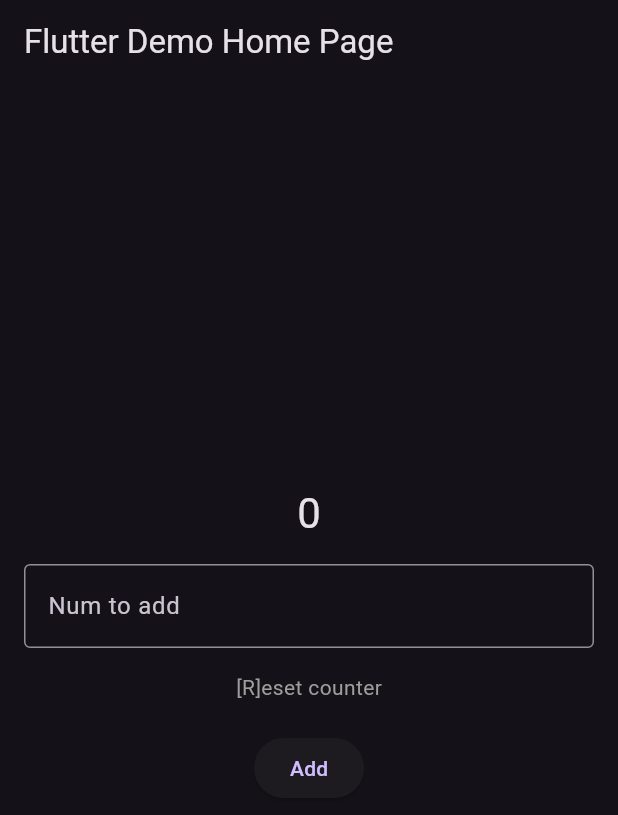
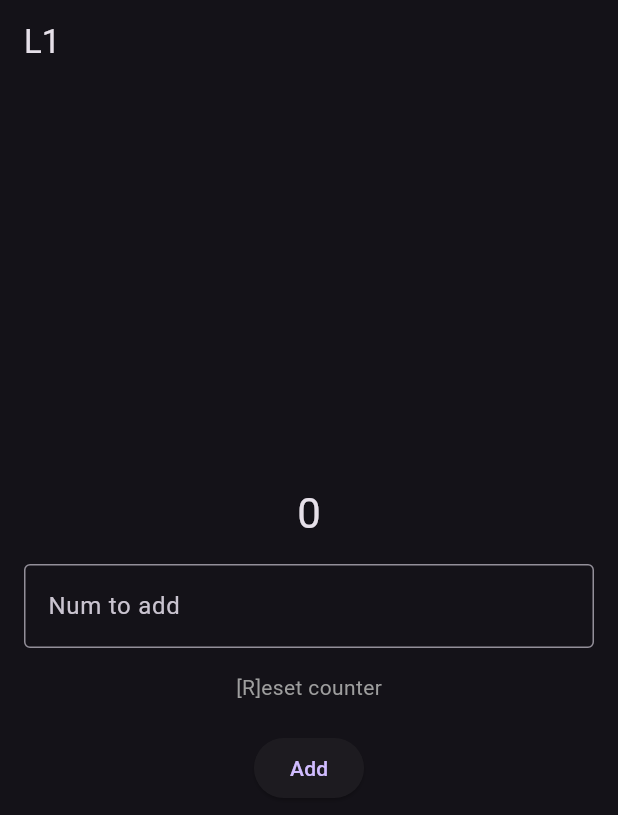
Before and after one commit to NazzaY/Lab1, a Flutter app: the screen it shows after launch, on a phone screen of 412 x 824 dp. Shown: the top 815 px of the screen. Run offline on Flutter 3.47's test engine with Material 3 defaults, Android fonts, the phone set to English and light mode, and no system bars.

Commit message:
changed web name

```diff
--- a/lib/main.dart
+++ b/lib/main.dart
@@ -14,9 +14,9 @@ class MyApp extends StatelessWidget
   {
     return MaterialApp
     (
-      title: 'Flutter Demo',
+      title: 'L1',
       theme: ThemeData.dark(),
-      home: const MyHomePage(title: 'Flutter Demo Home Page'),
+      home: const MyHomePage(title: 'L1'),
     );
   }
 }
```
